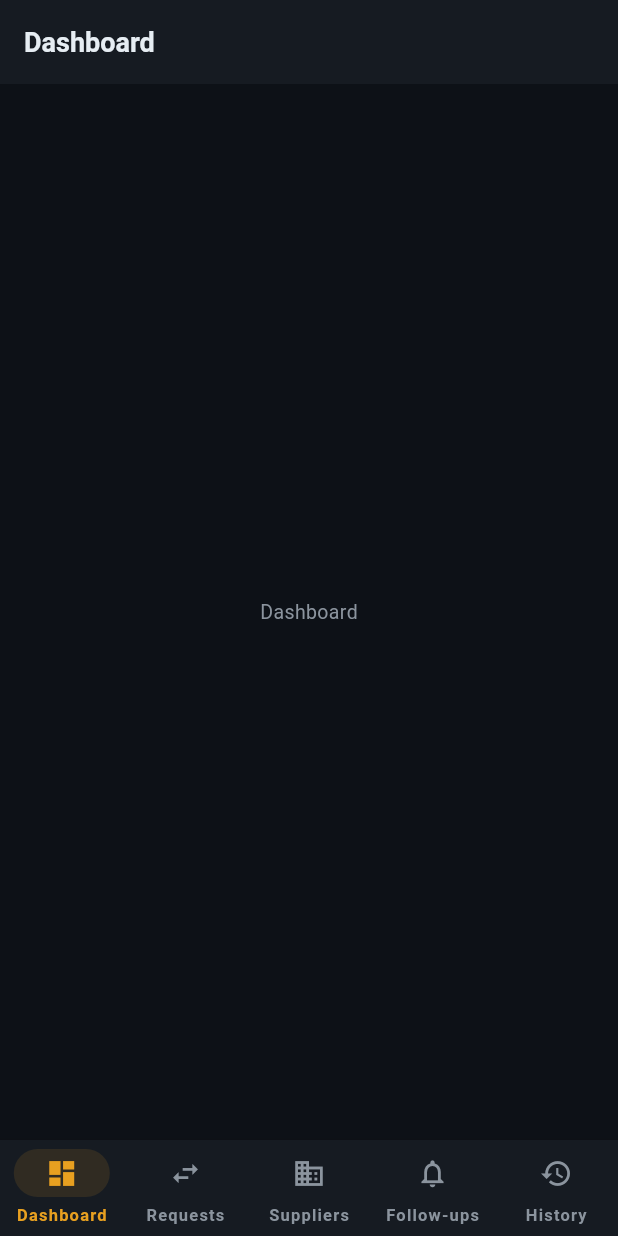
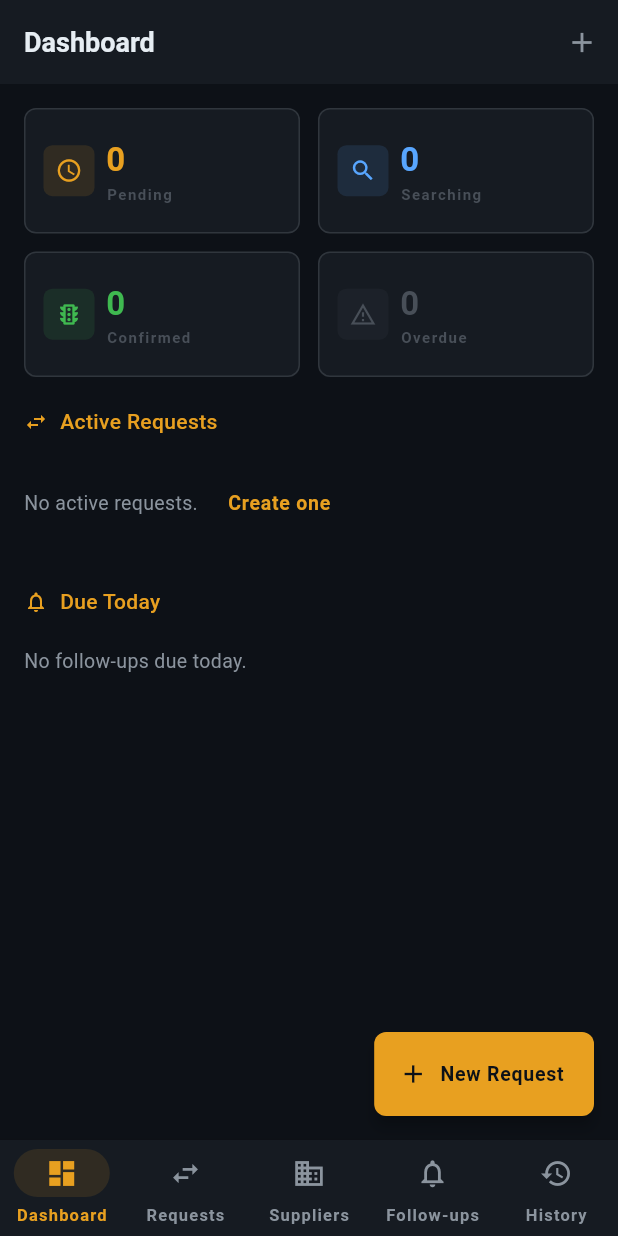
Before and after one commit to Richie1000/amv, a Flutter app: the screen it shows once a user with an empty profile is signed in, on a phone screen of 412 x 824 dp. Run offline on Flutter 3.47's test engine with Material 3 defaults, Android fonts, the phone set to English and light mode, and no system bars; our stand-ins replace cloud_firestore, firebase_auth, firebase_core, flutter_local_notifications, go_router, timezone; accounts and stored records are empty; generated files the repository leaves out were written again; Roboto replaces fonts that are missing (IBMPlexMono, IBMPlexSans).

Commit message:
feat: add dashboard screen and update routing

```diff
--- a/lib/core/routes/routes.dart
+++ b/lib/core/routes/routes.dart
@@ -5,6 +5,7 @@ import 'package:provider/provider.dart';
 import '../../providers/auth_provider.dart';
 import '../../screens/app_shell.dart';
 import '../../screens/create_request_screen.dart';
+import '../../screens/dashboard_screen.dart';
 import '../../screens/followup_screen.dart';
 import '../../screens/history_screen.dart';
 import '../../screens/login_screen.dart';
@@ -62,7 +63,7 @@ GoRouter createRouter(BuildContext context) {
         routes: [
           GoRoute(
             path: AppRoutes.dashboard,
-            builder: (_, __) => const _P('Dashboard'),
+            builder: (_, __) => const DashboardScreen(),
           ),
           GoRoute(
             path: AppRoutes.requests,
--- /dev/null
+++ b/lib/screens/dashboard_screen.dart
@@ -0,0 +1,459 @@
+import 'package:flutter/material.dart';
+import 'package:go_router/go_router.dart';
+import 'package:provider/provider.dart';
+
+import '../core/routes/routes.dart';
+import '../core/theme/theme.dart';
+import '../models/followup.dart';
+import '../models/route_request.dart';
+import '../providers/followup_provider.dart';
+import '../providers/request_provider.dart';
+
+String _n(Enum e) => e.toString().split('.').last;
+
+class DashboardScreen extends StatelessWidget {
+  const DashboardScreen({super.key});
+
+  @override
+  Widget build(BuildContext context) {
+    final requests = context.watch<RequestProvider>();
+    final followups = context.watch<FollowupProvider>();
+
+    return Scaffold(
+      backgroundColor: AppColors.bgBase,
+      appBar: AppBar(
+        title: const Text('Dashboard'),
+        actions: [
+          IconButton(
+            icon: const Icon(Icons.add),
+            onPressed: () => context.go('${AppRoutes.requests}/new'),
+            tooltip: 'New Request',
+          ),
+        ],
+      ),
+      body: ListView(
+        padding: const EdgeInsets.all(AppSpacing.lg),
+        children: [
+          // ── Stats row ────────────────────────────────────────────────────
+          _StatsRow(requests: requests, followups: followups),
+
+          const SizedBox(height: AppSpacing.xl),
+
+          // ── Attention needed ─────────────────────────────────────────────
+          if (followups.overdue.isNotEmpty) ...[
+            _SectionHeader(
+              label: 'Attention Needed',
+              icon: Icons.warning_amber_rounded,
+              color: AppColors.error,
+              count: followups.overdue.length,
+            ),
+            const SizedBox(height: AppSpacing.sm),
+            ...followups.overdue.map((f) => _OverdueFollowupCard(followup: f)),
+            const SizedBox(height: AppSpacing.xl),
+          ],
+
+          // ── Active requests ───────────────────────────────────────────────
+          _SectionHeader(
+            label: 'Active Requests',
+            icon: Icons.swap_horiz_outlined,
+            color: AppColors.primary,
+            count: _activeCount(requests),
+          ),
+          const SizedBox(height: AppSpacing.sm),
+
+          if (_active(requests).isEmpty)
+            _EmptySection(
+              message: 'No active requests.',
+              onTap: () => context.go('${AppRoutes.requests}/new'),
+              buttonLabel: 'Create one',
+            )
+          else ...[
+            ..._active(requests).take(5).map((r) => _RequestTile(request: r)),
+            if (_activeCount(requests) > 5)
+              _ViewAllButton(
+                label: 'View all ${_activeCount(requests)} requests',
+                onTap: () => context.go(AppRoutes.requests),
+              ),
+          ],
+
+          const SizedBox(height: AppSpacing.xl),
+
+          // ── Today's follow-ups ────────────────────────────────────────────
+          _SectionHeader(
+            label: 'Due Today',
+            icon: Icons.notifications_outlined,
+            color: AppColors.warning,
+            count: followups.today.length,
+          ),
+          const SizedBox(height: AppSpacing.sm),
+
+          if (followups.today.isEmpty)
+            const _EmptySection(message: 'No follow-ups due today.')
+          else
+            ...followups.today.map((f) => _FollowupTile(followup: f)),
+
+          const SizedBox(height: AppSpacing.x4l),
+        ],
+      ),
+      floatingActionButton: FloatingActionButton.extended(
+        onPressed: () => context.go('${AppRoutes.requests}/new'),
+        icon: const Icon(Icons.add),
+        label: const Text('New Request'),
+      ),
+    );
+  }
+
+  List<RouteRequest> _active(RequestProvider p) => p.all
+      .where(
+        (r) =>
+            r.status != RequestStatus.closed &&
+            r.status != RequestStatus.noTraffic,
+      )
+      .toList();
+
+  int _activeCount(RequestProvider p) => _active(p).length;
+}
+
+// ── Stats row ─────────────────────────────────────────────────────────────────
+
+class _StatsRow extends StatelessWidget {
+  const _StatsRow({required this.requests, required this.followups});
+
+  final RequestProvider requests;
+  final FollowupProvider followups;
+
+  @override
+  Widget build(BuildContext context) {
+    final pending = requests.all
+        .where((r) => r.status == RequestStatus.pending)
+        .length;
+    final searching = requests.all
+        .where((r) => r.status == RequestStatus.searchingSupplier)
+        .length;
+    final confirmed = requests.all
+        .where((r) => r.status == RequestStatus.trafficConfirmed)
+        .length;
+    final overdue = followups.overdueCount;
+
+    return GridView.count(
+      crossAxisCount: 2,
+      shrinkWrap: true,
+      physics: const NeverScrollableScrollPhysics(),
+      crossAxisSpacing: AppSpacing.md,
+      mainAxisSpacing: AppSpacing.md,
+      childAspectRatio: 2.2,
+      children: [
+        _StatCard(
+          label: 'Pending',
+          value: '$pending',
+          color: AppColors.statusPending,
+          icon: Icons.schedule_outlined,
+        ),
+        _StatCard(
+          label: 'Searching',
+          value: '$searching',
+          color: AppColors.statusSearching,
+          icon: Icons.search_outlined,
+        ),
+        _StatCard(
+          label: 'Confirmed',
+          value: '$confirmed',
+          color: AppColors.statusConfirmed,
+          icon: Icons.traffic_outlined,
+        ),
+        _StatCard(
+          label: 'Overdue',
+          value: '$overdue',
+          color: overdue > 0 ? AppColors.error : AppColors.textMuted,
+          icon: Icons.warning_amber_outlined,
+        ),
+      ],
+    );
+  }
+}
+
+class _StatCard extends StatelessWidget {
+  const _StatCard({
+    required this.label,
+    required this.value,
+    required this.color,
+    required this.icon,
+  });
+
+  final String label;
+  final String value;
+  final Color color;
+  final IconData icon;
+
+  @override
+  Widget build(BuildContext context) {
+    return Container(
+      padding: const EdgeInsets.all(AppSpacing.md),
+      decoration: BoxDecoration(
+        color: AppColors.bgSurface,
+        borderRadius: AppRadius.cardRadius,
+        border: Border.all(color: AppColors.border),
+      ),
+      child: Row(
+        children: [
+          Container(
+            padding: const EdgeInsets.all(AppSpacing.sm),
+            decoration: BoxDecoration(
+              color: color.withOpacity(0.12),
+              borderRadius: BorderRadius.circular(AppRadius.sm),
+            ),
+            child: Icon(icon, color: color, size: 18),
+          ),
+          const SizedBox(width: AppSpacing.sm),
+          Column(
+            crossAxisAlignment: CrossAxisAlignment.start,
+            mainAxisAlignment: MainAxisAlignment.center,
+            children: [
+              Text(
+                value,
+                style: AppTextStyles.displayMedium.copyWith(
+                  color: color,
+                  fontSize: 22,
+                ),
+              ),
+              Text(label, style: AppTextStyles.labelSmall),
+            ],
+          ),
+        ],
+      ),
+    );
+  }
+}
+
+// ── Overdue followup card ─────────────────────────────────────────────────────
+
+class _OverdueFollowupCard extends StatelessWidget {
+  const _OverdueFollowupCard({required this.followup});
+  final Followup followup;
+
+  @override
+  Widget build(BuildContext context) {
+    return Card(
+      margin: const EdgeInsets.only(bottom: AppSpacing.sm),
+      shape: RoundedRectangleBorder(
+        borderRadius: AppRadius.cardRadius,
+        side: BorderSide(color: AppColors.error.withOpacity(0.3)),
+      ),
+      child: ListTile(
+        leading: Container(
+          padding: const EdgeInsets.all(AppSpacing.sm),
+          decoration: BoxDecoration(
+            color: AppColors.error.withOpacity(0.1),
+            borderRadius: BorderRadius.circular(AppRadius.sm),
+          ),
+          child: const Icon(
+            Icons.warning_amber_rounded,
+            color: AppColors.error,
+            size: 18,
+          ),
+        ),
+        title: Text(followup.customerName, style: AppTextStyles.titleMedium),
+        subtitle: Text(
+          'Was due ${_timeAgo(followup.scheduledAt)}',
+          style: AppTextStyles.bodySmall.copyWith(color: AppColors.error),
+        ),
+        trailing: TextButton(
+          onPressed: () => context.go(AppRoutes.followups),
+          child: const Text('Act'),
+        ),
+      ),
+    );
+  }
+
+  String _timeAgo(DateTime dt) {
+    final diff = DateTime.now().difference(dt);
+    if (diff.inDays > 0) return '${diff.inDays}d ago';
+    if (diff.inHours > 0) return '${diff.inHours}h ago';
+    return '${diff.inMinutes}m ago';
+  }
+}
+
+// ── Request tile ──────────────────────────────────────────────────────────────
+
+class _RequestTile extends StatelessWidget {
+  const _RequestTile({required this.request});
+  final RouteRequest request;
+
+  @override
+  Widget build(BuildContext context) {
+    final statusStyle = AppStatusStyles.requestStatus[_n(request.status)]!;
+    final isSms = request.isSms;
+    final typeColor = isSms ? AppColors.info : AppColors.statusSent;
+
+    return Card(
+      margin: const EdgeInsets.only(bottom: AppSpacing.sm),
+      child: InkWell(
+        onTap: () => context.go('${AppRoutes.requests}/${request.id}'),
+        borderRadius: AppRadius.cardRadius,
+        child: Padding(
+          padding: const EdgeInsets.all(AppSpacing.md),
+          child: Row(
+            children: [
+              // Route type dot
+              Container(
+                width: 8,
+                height: 8,
+                decoration: BoxDecoration(
+                  color: typeColor,
+                  shape: BoxShape.circle,
+                ),
+              ),
+              const SizedBox(width: AppSpacing.md),
+              Expanded(
+                child: Column(
+                  crossAxisAlignment: CrossAxisAlignment.start,
+                  children: [
+                    Text(
+                      request.customerName,
+                      style: AppTextStyles.titleMedium,
+                    ),
+                    Text(
+                      '${request.country}  ·  ${request.operator}',
+                      style: AppTextStyles.bodySmall,
+                    ),
+                  ],
+                ),
+              ),
+              // Status chip
+              Container(
+                padding: const EdgeInsets.symmetric(
+                  horizontal: AppSpacing.sm,
+                  vertical: 3,
+                ),
+                decoration: BoxDecoration(
+                  color: statusStyle.color.withOpacity(0.12),
+                  borderRadius: BorderRadius.circular(AppRadius.full),
+                ),
+                child: Text(
+                  statusStyle.label,
+                  style: AppTextStyles.labelSmall.copyWith(
+                    color: statusStyle.color,
+                  ),
+                ),
+              ),
+            ],
+          ),
+        ),
+      ),
+    );
+  }
+}
+
+// ── Followup tile ─────────────────────────────────────────────────────────────
+
+class _FollowupTile extends StatelessWidget {
+  const _FollowupTile({required this.followup});
+  final Followup followup;
+
+  @override
+  Widget build(BuildContext context) {
+    final isStability = followup.type == FollowupType.trafficStability;
+
+    return Card(
+      margin: const EdgeInsets.only(bottom: AppSpacing.sm),
+      child: ListTile(
+        leading: Icon(
+          isStability ? Icons.monitor_heart_outlined : Icons.person_outline,
+          color: AppColors.warning,
+        ),
+        title: Text(followup.customerName, style: AppTextStyles.titleMedium),
+        subtitle: Text(
+          isStability ? 'Traffic stability check' : 'Customer follow-up',
+          style: AppTextStyles.bodySmall,
+        ),
+        trailing: Text(
+          _formatTime(followup.scheduledAt),
+          style: AppTextStyles.monoSmall,
+        ),
+        onTap: () => context.go(AppRoutes.followups),
+      ),
+    );
+  }
+
+  String _formatTime(DateTime dt) =>
+      '${dt.hour.toString().padLeft(2, '0')}:'
+      '${dt.minute.toString().padLeft(2, '0')}';
+}
+
+// ── Section header ────────────────────────────────────────────────────────────
+
+class _SectionHeader extends StatelessWidget {
+  const _SectionHeader({
+    required this.label,
+    required this.icon,
+    required this.color,
+    required this.count,
+  });
+
+  final String label;
+  final IconData icon;
+  final Color color;
+  final int count;
+
+  @override
+  Widget build(BuildContext context) {
+    return Row(
+      children: [
+        Icon(icon, size: 16, color: color),
+        const SizedBox(width: AppSpacing.sm),
+        Text(label, style: AppTextStyles.titleMedium.copyWith(color: color)),
+        const SizedBox(width: AppSpacing.sm),
+        if (count > 0)
+          Container(
+            padding: const EdgeInsets.symmetric(horizontal: 6, vertical: 1),
+            decoration: BoxDecoration(
+              color: color.withOpacity(0.15),
+              borderRadius: BorderRadius.circular(AppRadius.full),
+            ),
+            child: Text(
+              '$count',
+              style: AppTextStyles.labelSmall.copyWith(color: color),
+            ),
+          ),
+        const Spacer(),
+      ],
+    );
+  }
+}
+
+// ── Helpers ───────────────────────────────────────────────────────────────────
+
+class _ViewAllButton extends StatelessWidget {
+  const _ViewAllButton({required this.label, required this.onTap});
+  final String label;
+  final VoidCallback onTap;
+
+  @override
+  Widget build(BuildContext context) {
+    return TextButton(onPressed: onTap, child: Text(label));
+  }
+}
+
+class _EmptySection extends StatelessWidget {
+  const _EmptySection({required this.message, this.onTap, this.buttonLabel});
+
+  final String message;
+  final VoidCallback? onTap;
+  final String? buttonLabel;
+
+  @override
+  Widget build(BuildContext context) {
+    return Padding(
+      padding: const EdgeInsets.symmetric(vertical: AppSpacing.md),
+      child: Row(
+        children: [
+          Text(message, style: AppTextStyles.bodyMedium),
+          if (onTap != null && buttonLabel != null) ...[
+            const SizedBox(width: AppSpacing.sm),
+            TextButton(onPressed: onTap, child: Text(buttonLabel!)),
+          ],
+        ],
+      ),
+    );
+  }
+}
```
